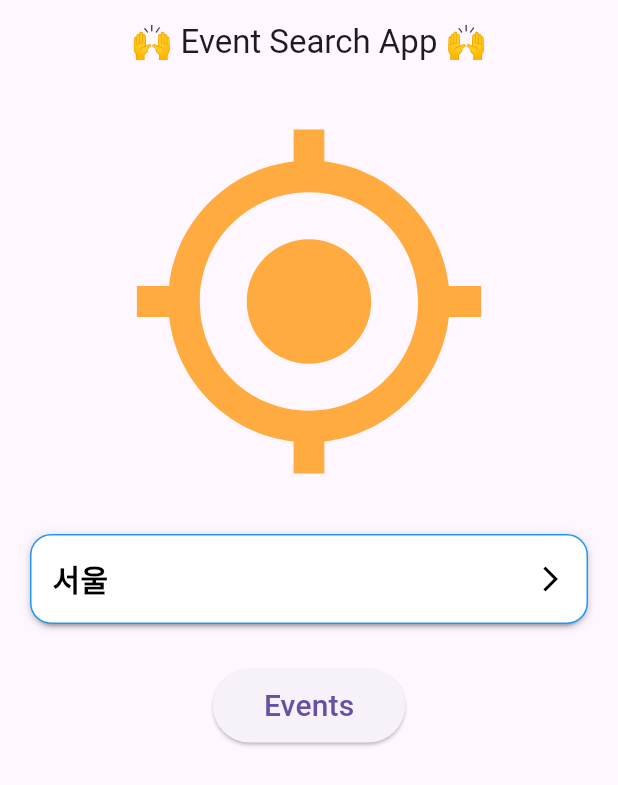
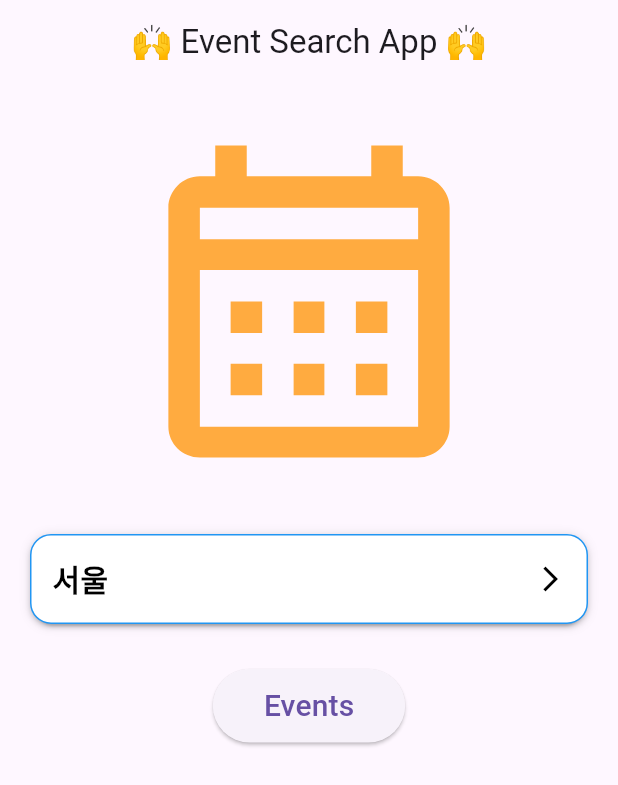
Before and after one commit to kaeba0616/scheduler, a Flutter app: the screen it shows after launch, on a phone screen of 412 x 824 dp. Shown: the top 785 px of the screen. Run offline on Flutter 3.47's test engine with Material 3 defaults, Android fonts, the phone set to English and light mode, and no system bars; drawn by our look-alikes of dropdown_button2; our stand-ins replace flutter_dotenv, table_calendar; missing offline and left inert: flutter_naver_map.

Commit message:
change main icon todayicon -> calendar icon

```diff
--- a/lib/main.dart
+++ b/lib/main.dart
@@ -56,7 +56,7 @@ class _StartPageState extends State<StartPage> {
                 children: [
                   Center(
                     child: Icon(
-                      Icons.my_location_outlined,
+                      Icons.calendar_month_outlined,
                       size: 250,
                       color: Colors.orangeAccent,
                     ),
```
